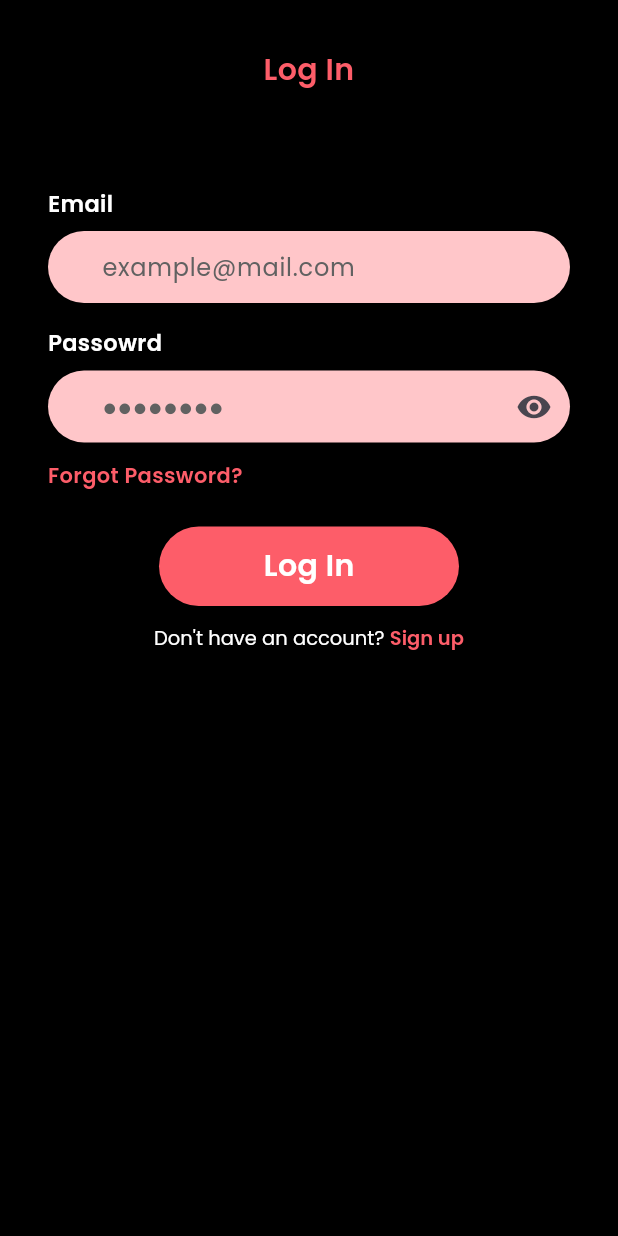
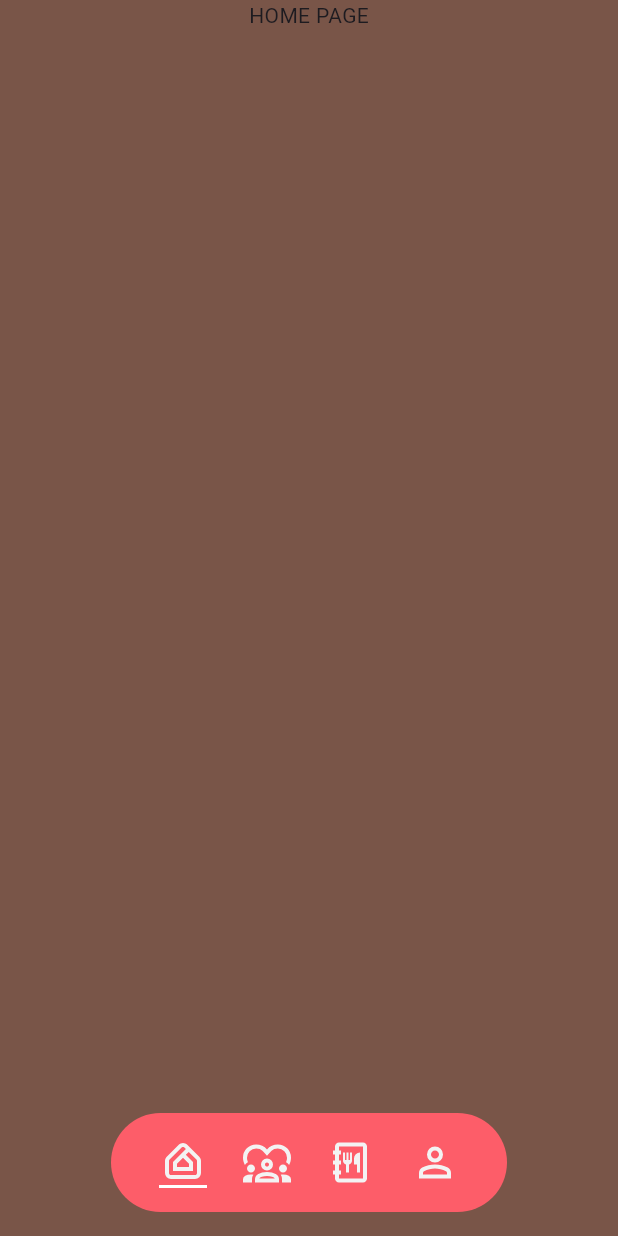
Before and after one commit to Mikel-Kolaveri/TurboCooked, a Flutter app: the LoginPage screen opened by its route, after a tap on "Log In", on a phone screen of 412 x 824 dp. Run offline on Flutter 3.47's test engine with Material 3 defaults, Android fonts, the phone set to English and light mode, and no system bars; our stand-ins replace flutter_riverpod, flutter_svg, go_router.

Commit message:
add base app home navigation

```diff
--- a/lib/constants/my_assets.dart
+++ b/lib/constants/my_assets.dart
@@ -3,4 +3,10 @@ class MyAssets {
   static const landing2 = 'assets/landing_2.png';
 
   static const back = 'assets/icons/back.png';
+
+  //SVG
+  static const homeIcon = 'assets/icons/home_icon.svg';
+  static const communityIcon = 'assets/icons/community_icon.svg';
+  static const recipesIcon = 'assets/icons/recipes_icon.svg';
+  static const profileIcon = 'assets/icons/profile_icon.svg';
 }
--- a/lib/pages/auth/login_page.dart
+++ b/lib/pages/auth/login_page.dart
@@ -69,7 +69,10 @@ class _LoginPageState extends ConsumerState<LoginPage> {
           ),
         ),
         const GapV(24),
-        Button.pinkMainTH20(text: 'Log In', onTap: () {}),
+        Button.pinkMainTH20(
+          text: 'Log In',
+          onTap: () => context.go(Routes.home),
+        ),
 
         const GapV(12),
         MyRichText.center(
--- a/lib/pages/auth/signup_page.dart
+++ b/lib/pages/auth/signup_page.dart
@@ -1,6 +1,8 @@
 import 'package:flutter/gestures.dart';
 import 'package:flutter/material.dart';
 import 'package:flutter_riverpod/flutter_riverpod.dart';
+import 'package:go_router/go_router.dart';
+import 'package:recipe_app/router/router.dart';
 import 'package:recipe_app/theme/my_colors.dart';
 import 'package:recipe_app/theme/my_styles.dart';
 import 'package:recipe_app/widgets/button.dart';
@@ -29,7 +31,7 @@ class _SignupPageState extends ConsumerState<SignupPage> {
     _policyRecognizer = TapGestureRecognizer()
       ..onTap = () => showPlaceholder('Policy Placeholder');
     _loginRecognizer = TapGestureRecognizer()
-      ..onTap = () => showPlaceholder('Login Page routing placeholder');
+      ..onTap = () => context.go(Routes.login);
     super.initState();
   }
 
--- /dev/null
+++ b/lib/pages/core app/home/home_page.dart
@@ -0,0 +1,19 @@
+import 'package:flutter/material.dart';
+import 'package:flutter/widgets.dart';
+import 'package:flutter_riverpod/flutter_riverpod.dart';
+
+class HomePage extends ConsumerStatefulWidget {
+  const HomePage({super.key});
+
+  @override
+  ConsumerState<ConsumerStatefulWidget> createState() => _HomePageState();
+}
+
+class _HomePageState extends ConsumerState<HomePage> {
+  @override
+  Widget build(BuildContext context) {
+    Widget current = Column(children: [Center(child: Text('HOME PAGE'))]);
+
+    return current;
+  }
+}
--- a/lib/router/router.dart
+++ b/lib/router/router.dart
@@ -2,11 +2,17 @@ import 'package:flutter/material.dart';
 import 'package:go_router/go_router.dart';
 import 'package:recipe_app/pages/auth/login_page.dart';
 import 'package:recipe_app/pages/auth/signup_page.dart';
+import 'package:recipe_app/pages/core%20app/community/community_page.dart';
+import 'package:recipe_app/pages/core%20app/home/home_page.dart';
+import 'package:recipe_app/pages/core%20app/profile/profile_page.dart';
+import 'package:recipe_app/pages/core%20app/recipes/recipes_page.dart';
 import 'package:recipe_app/pages/landing_page.dart';
+import 'package:recipe_app/widgets/my_navigation_bar.dart';
 
 final router = GoRouter(
   routes: [
     ShellRoute(
+      //Landing
       builder: (context, state, child) => PopScope(canPop: false, child: child),
       routes: [
         GoRoute(
@@ -17,6 +23,41 @@ final router = GoRouter(
         GoRoute(path: Routes.login, builder: (context, state) => LoginPage()),
       ],
     ),
+    ShellRoute(
+      //Home
+      builder: (context, state, child) => Scaffold(
+        body: SafeArea(
+          child: Stack(
+            alignment: Alignment.center,
+            children: [
+              child,
+              Positioned(
+                bottom: 16,
+                // left: 0,
+                // right: 0,
+                child: MyNavigationBar(),
+              ),
+            ],
+          ),
+        ),
+        backgroundColor: Colors.brown,
+      ),
+      routes: [
+        GoRoute(path: Routes.home, builder: (context, state) => HomePage()),
+        GoRoute(
+          path: Routes.community,
+          builder: (context, state) => CommunityPage(),
+        ),
+        GoRoute(
+          path: Routes.recipes,
+          builder: (context, state) => RecipesPage(),
+        ),
+        GoRoute(
+          path: Routes.profile,
+          builder: (context, state) => ProfilePage(),
+        ),
+      ],
+    ),
   ],
 );
 
@@ -24,4 +65,8 @@ abstract class Routes {
   static const String landing = '/';
   static const String signup = '/signup';
   static const String login = '/login';
+  static const String home = '/home';
+  static const String community = '/community';
+  static const String recipes = '/recipes';
+  static const String profile = '/profile';
 }
--- /dev/null
+++ b/lib/widgets/my_navigation_bar.dart
@@ -0,0 +1,69 @@
+import 'package:flutter/material.dart';
+import 'package:flutter_riverpod/flutter_riverpod.dart';
+import 'package:go_router/go_router.dart';
+import 'package:recipe_app/constants/my_assets.dart';
+import 'package:recipe_app/router/router.dart';
+import 'package:recipe_app/theme/my_colors.dart';
+import 'package:recipe_app/widgets/gap.dart';
+import 'package:recipe_app/widgets/my_padding.dart';
+import 'package:recipe_app/widgets/my_svg.dart';
+
+class MyNavigationBar extends ConsumerStatefulWidget {
+  const MyNavigationBar({super.key});
+
+  @override
+  ConsumerState<ConsumerStatefulWidget> createState() =>
+      _MyNavigationBarState();
+}
+
+//TODO: fix some icons looking longer than others
+
+class _MyNavigationBarState extends ConsumerState<MyNavigationBar> {
+  String currentRoute = Routes.home;
+  @override
+  Widget build(BuildContext context) {
+    Widget navItem(String asset, {required String route}) {
+      Widget curr = MySvg(asset, height: 32);
+      curr = GestureDetector(
+        onTap: () => setState(() {
+          currentRoute = route;
+          context.go(route);
+        }),
+        child: curr,
+      );
+      curr = AnimatedContainer(
+        duration: Duration(milliseconds: 300),
+        decoration: BoxDecoration(
+          border: route == currentRoute
+              ? Border(bottom: BorderSide(color: Colors.white, width: 2))
+              : null,
+        ),
+        child: curr,
+      );
+      return curr;
+    }
+
+    Widget current = Row(
+      mainAxisSize: MainAxisSize.min,
+      children: [
+        navItem(MyAssets.homeIcon, route: Routes.home),
+        const GapH(24),
+        navItem(MyAssets.communityIcon, route: Routes.community),
+        const GapH(24),
+        navItem(MyAssets.recipesIcon, route: Routes.recipes),
+        const GapH(24),
+        navItem(MyAssets.profileIcon, route: Routes.profile),
+      ],
+    );
+    current = SymPadding(h: 32, v: 16, child: current);
+    current = DecoratedBox(
+      decoration: BoxDecoration(
+        color: mc.pinkMain,
+        borderRadius: BorderRadius.circular(50),
+      ),
+      child: current,
+    );
+
+    return current;
+  }
+}
--- a/lib/widgets/my_padding.dart
+++ b/lib/widgets/my_padding.dart
@@ -15,14 +15,15 @@ class AllPadding extends StatelessWidget {
 class SymPadding extends StatelessWidget {
   const SymPadding({
     super.key,
-    required this.child,
+
     required this.h,
     required this.v,
+    required this.child,
   });
 
-  final Widget child;
   final double h;
   final double v;
+  final Widget child;
 
   @override
   Widget build(BuildContext context) {
```
Also changed, not shown: lib/pages/core app/community/community_page.dart (added, +17 -0 lines), lib/pages/core app/profile/profile_page.dart (added, +17 -0 lines), lib/pages/core app/recipes/recipes_page.dart (added, +17 -0 lines), assets/icons/community_icon.svg (added), assets/icons/home_icon.svg (added), assets/icons/profile_icon.svg (added), assets/icons/recipes_icon.svg (added).
